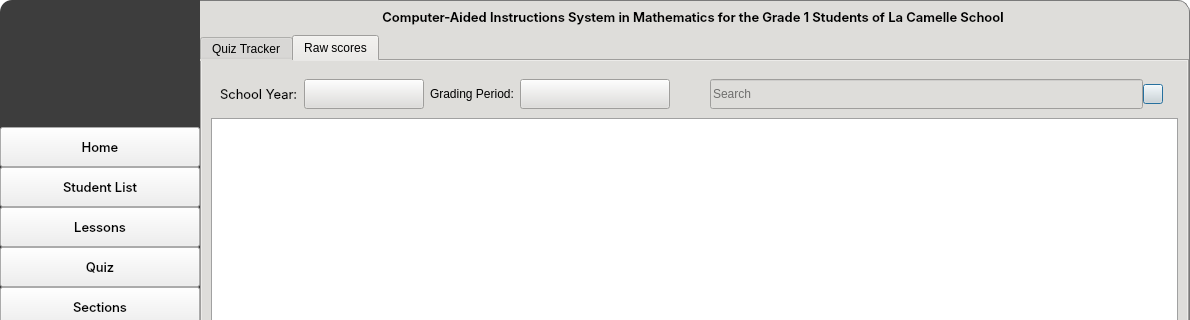
The window that CAI_PyQt/CAI_Admin/UI/FormHome.ui (CPG19040/CPG19040) describes before a commit, drawn with Qt 5; both pictures show x 0 to 1190 and y 0 to 320 of the 1190 by 732 pixel window.
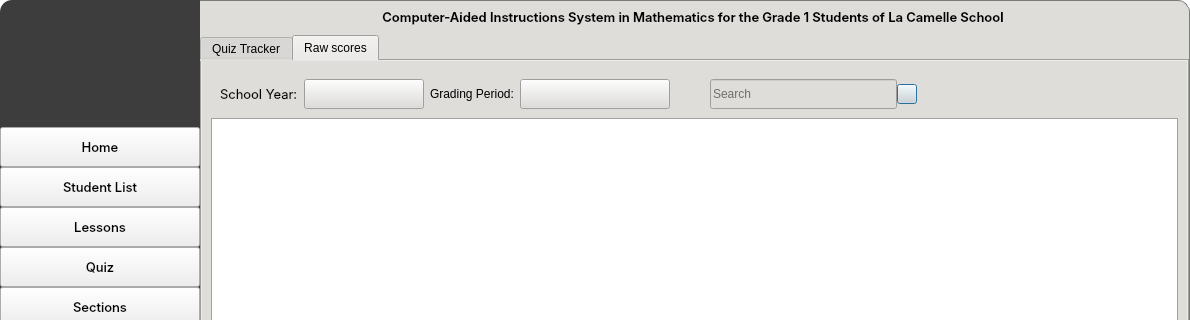
The same window after the commit. The open tabs and pages were chosen to show the change. Icons and pictures are not drawn.

What changed in the file:
```diff
--- a/CAI_PyQt/CAI_Admin/UI/FormHome.ui
+++ b/CAI_PyQt/CAI_Admin/UI/FormHome.ui
@@ -5822,7 +5822,7 @@
                           </property>
                           <property name="maximumSize">
                            <size>
-                            <width>16777215</width>
+                            <width>400</width>
                             <height>30</height>
                            </size>
                           </property>
@@ -5956,6 +5956,19 @@
                           </layout>
                          </widget>
                         </item>
+                        <item>
+                         <spacer name="horizontalSpacer_14">
+                          <property name="orientation">
+                           <enum>Qt::Horizontal</enum>
+                          </property>
+                          <property name="sizeHint" stdset="0">
+                           <size>
+                            <width>40</width>
+                            <height>20</height>
+                           </size>
+                          </property>
+                         </spacer>
+                        </item>
                        </layout>
                       </widget>
                      </item>
```
Left out of the diff: 18 changed lines with no effect on the pictures.
